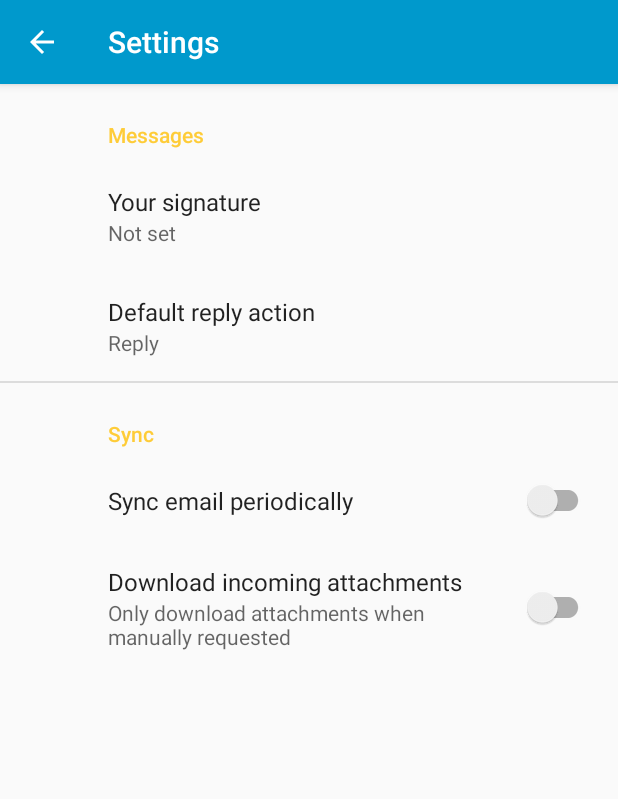
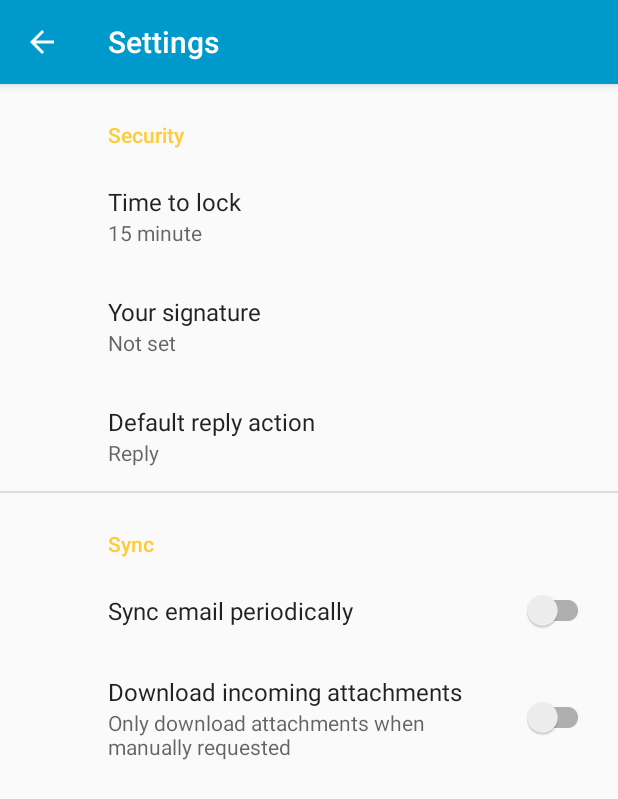
Before and after one commit to Bonlin0/PasswordShield, an Android app: the screen it shows after launch (SettingsActivity), in the side drawer, after a tap on "Settings", on a phone screen of 412 x 824 dp. Shown: the top 799 px of the screen. Run offline under Robolectric (Android 15) with nearby library versions, the phone set to English and light mode, and no system bars; our stand-ins replace androidx.preference.

Commit message:
More string and arrays for preferences
补充了设置界面需要的string和arrays。
对lock和log out进行了区分。

```diff
--- a/PasswordShield_demo0/app/src/main/java/cn/adminzero/passwordshield_demo0/MainActivity.java
+++ b/PasswordShield_demo0/app/src/main/java/cn/adminzero/passwordshield_demo0/MainActivity.java
@@ -93,8 +93,9 @@ public class MainActivity extends AppCompatActivity
             Intent settingsIntent = new Intent
                     (this, SettingsActivity.class);
             startActivity(settingsIntent);
-        } else if (id == R.id.nav_log_out) {
+        } else if (id == R.id.nav_lock_now) {
             finish();
+            //todo 补充锁定方法，而不是直接退出
         }
 
 
--- a/PasswordShield_demo0/app/src/main/res/menu/activity_main_drawer.xml
+++ b/PasswordShield_demo0/app/src/main/res/menu/activity_main_drawer.xml
@@ -17,9 +17,9 @@
             android:icon="@drawable/ic_menu_manage"
             android:title="@string/menu_settings" />
         <item
-            android:id="@+id/nav_log_out"
+            android:id="@+id/nav_lock_now"
             android:icon="@android:drawable/ic_delete"
-            android:title="@string/log_out" />
+            android:title="@string/lock_now" />
 
     </group>
 
--- a/PasswordShield_demo0/app/src/main/res/values/arrays.xml
+++ b/PasswordShield_demo0/app/src/main/res/values/arrays.xml
@@ -9,4 +9,19 @@
         <item>reply</item>
         <item>reply_all</item>
     </string-array>
+
+    <!-- Time to lock Preference -->
+    <string-array name="time_to_lock_entries">
+        <item>@string/one_minute</item>
+        <item>@string/fifteen_minutes</item>
+        <item>@string/one_hour</item>
+        <item>@string/never</item>
+    </string-array>
+
+    <string-array name="time_to_lock_values">
+        <item>@string/one_minute</item>
+        <item>@string/fifteen_minutes</item>
+        <item>@string/one_hour</item>
+        <item>@string/never</item>
+    </string-array>
 </resources>
--- a/PasswordShield_demo0/app/src/main/res/values/strings.xml
+++ b/PasswordShield_demo0/app/src/main/res/values/strings.xml
@@ -9,7 +9,7 @@
 
     <string name="menu_home">Home</string>
     <string name="password_vault">Password Vault</string>
-    <string name="log_out">Log out</string>
+
     <string name="menu_password_generator">Password Generator</string>
     <string name="password_generator">Password Generator</string>
     <string name="menu_settings">Settings</string>
@@ -31,12 +31,34 @@
     <!-- Preference Titles -->
     <string name="messages_header">Messages</string>
     <string name="sync_header">Sync</string>
+    <string name="security_header">Security</string>
+    <string name="auto_fill_header">Auto Fill</string>
+    <string name="account_header">Account</string>
+    <string name="others_header">Others</string>
 
-    <!-- Messages Preferences -->
+    <!-- Security Preferences -->
     <string name="signature_title">Your signature</string>
     <string name="reply_title">Default reply action</string>
+    <string name="time_to_lock">Time to lock</string>
+    <string name="unlock_with_fingerprint">Unlock with fingerprint</string>
+    <string name="lock_now">Lock now</string>
 
-    <!-- Sync Preferences -->
+    <string name="one_minute">1 minute</string>
+    <string name="fifteen_minutes">15 minute</string>
+    <string name="one_hour">1 hour</string>
+    <string name="never">Never</string>
+
+    <!-- Account Preferences -->
+    <string name="change_username">Change username</string>
+    <string name="log_out_preference">Log out</string>
+
+    <string name="autofill">Autofill</string>
+
+    <!-- Others Preferences -->
+    <string name="theme">Theme</string>
+    <string name="about">About</string>
+    <string name="help">Help</string>
+
     <string name="sync_title">Sync email periodically</string>
     <string name="attachment_title">Download incoming attachments</string>
     <string name="attachment_summary_on">Automatically download attachments for incoming emails
--- a/PasswordShield_demo0/app/src/main/res/xml/root_preferences.xml
+++ b/PasswordShield_demo0/app/src/main/res/xml/root_preferences.xml
@@ -14,12 +14,22 @@
   ~ limitations under the License.
   -->
 
-<androidx.preference.PreferenceScreen xmlns:app="http://schemas.android.com/apk/res-auto">
+<androidx.preference.PreferenceScreen xmlns:android="http://schemas.android.com/apk/res/android"
+    xmlns:app="http://schemas.android.com/apk/res-auto">
 
-    <PreferenceCategory app:title="@string/messages_header">
+    <PreferenceCategory app:title="@string/security_header">
+
+
+        <ListPreference
+            android:defaultValue="@string/fifteen_minutes"
+            android:entries="@array/time_to_lock_entries"
+            android:entryValues="@array/time_to_lock_values"
+            android:key="time_to_lock"
+            android:title="@string/time_to_lock"
+            app:useSimpleSummaryProvider="true"/>
 
         <EditTextPreference
-            app:key="signature"
+            app:key="username"
             app:title="@string/signature_title"
             app:useSimpleSummaryProvider="true" />
 
```
